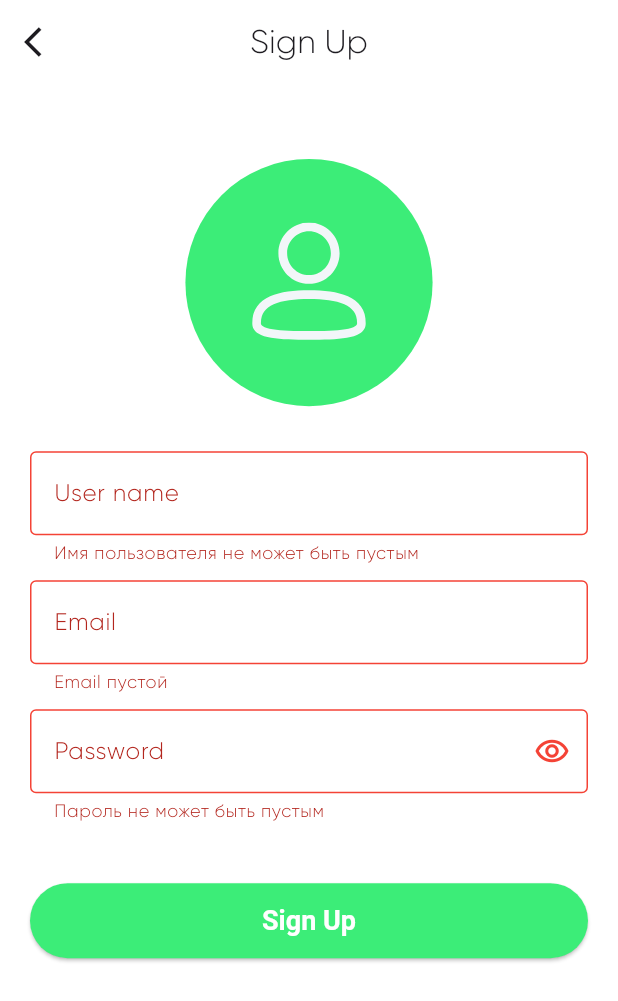
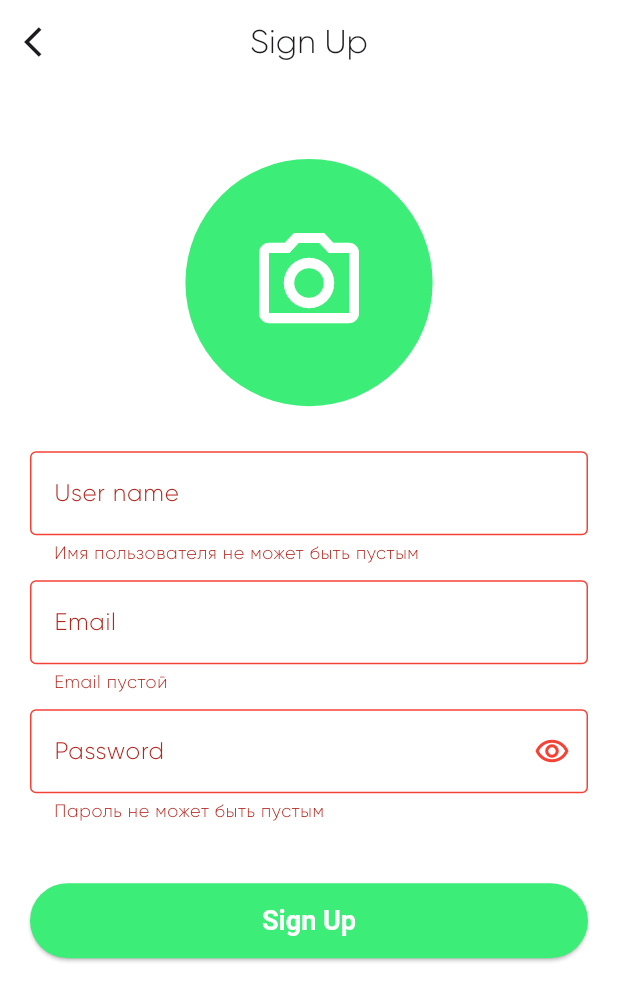
Before and after one commit to RealCart/Chat-app, a Flutter app: the SignUp screen opened by its route, after a tap on "Sign Up", on a phone screen of 412 x 824 dp. Shown: the top 1001 px of the screen. Run offline on Flutter 3.47's test engine with Material 3 defaults, Android fonts, the phone set to English and light mode, and no system bars; drawn by our look-alikes of toastification; our stand-ins replace cloud_firestore, dartz, firebase_auth, firebase_core, firebase_database, flutter_bloc and 6 more; accounts and stored records are empty; network calls fail.

```diff
--- a/lib/core/routes/app_router.dart
+++ b/lib/core/routes/app_router.dart
@@ -58,7 +58,7 @@ class AppRouter {
             transitionsBuilder: _buildSlideTransition,
           );
         },
-      )
+      ),
     ],
     redirect: (context, state) {
       final userAuthenticated = sl<fbAuth.FirebaseAuth>().currentUser != null;
--- a/lib/core/routes/app_routes.dart
+++ b/lib/core/routes/app_routes.dart
@@ -2,7 +2,8 @@ enum AppRoutes {
   signIn('/signIn'),
   signUp('/signUp'),
   userList('/userList'),
-  chatPage('/chatPage/:uid');
+  chatPage('/chatPage/:uid'),
+  profile('/profile');
 
   const AppRoutes(this.route);
 
--- a/lib/domain/usecases/get_current_user_usecase.dart
+++ b/lib/domain/usecases/get_current_user_usecase.dart
@@ -6,7 +6,7 @@ class GetCurrentUserUsecase {
 
   final UserListRepository repository;
 
-  Future<UserEntity> call() {
-    return repository.getCurrentUser();
+  Future<UserEntity> call() async {
+    return await repository.getCurrentUser();
   }
 }
--- /dev/null
+++ b/lib/presentation/bloc/profile_bloc/profile_event.dart
@@ -0,0 +1,6 @@
+part of 'profile_bloc.dart';
+
+@immutable
+sealed class ProfileEvent {}
+
+class GetUserEvent extends ProfileEvent {}
--- a/lib/presentation/pages/auth_page/sign_up.dart
+++ b/lib/presentation/pages/auth_page/sign_up.dart
@@ -10,8 +10,8 @@ import 'package:chat_app/presentation/widgets/password_field.dart';
 import 'package:chat_app/service_locator.dart';
 import 'package:flutter/material.dart';
 import 'package:flutter_bloc/flutter_bloc.dart';
-import 'package:flutter_svg/flutter_svg.dart';
 import 'package:go_router/go_router.dart';
+import 'package:toastification/toastification.dart';
 
 class SignUp extends StatefulWidget {
   SignUp({super.key});
@@ -63,10 +63,11 @@ class _SignUpState extends State<SignUp> {
             }
 
             if (state is SignUpErrorSatate) {
-              ScaffoldMessenger.of(context).showSnackBar(
-                SnackBar(
-                  content: Text(state.errorMessage),
-                ),
+              toastification.show(
+                context: context,
+                title: Text(state.errorMessage),
+                autoCloseDuration: Duration(seconds: 3),
+                type: ToastificationType.error,
               );
             }
 
@@ -93,16 +94,23 @@ class _SignUpState extends State<SignUp> {
                         setState(() => pickedImage = file);
                       }
                     },
+                    onDoubleTap: () {
+                      if (pickedImage != null) {
+                        setState(() {
+                          pickedImage = null;
+                        });
+                      }
+                    },
                     child: CircleAvatar(
                       radius: MediaQuery.of(context).size.width * 0.20,
                       backgroundColor: AppColors.green,
                       backgroundImage:
                           pickedImage != null ? FileImage(pickedImage!) : null,
                       child: pickedImage == null
-                          ? SvgPicture.asset(
-                              "assets/icons/user.svg",
-                              width: 80.0,
-                              height: 80.0,
+                          ? Icon(
+                              Icons.camera_alt_outlined,
+                              color: AppColors.white,
+                              size: 80.0,
                             )
                           : null,
                     ),
--- a/lib/presentation/pages/user_list_page/user_list_page.dart
+++ b/lib/presentation/pages/user_list_page/user_list_page.dart
@@ -10,10 +10,10 @@ import 'package:chat_app/presentation/widgets/circular_progress.dart';
 import 'package:chat_app/presentation/widgets/text_search_field.dart';
 import 'package:chat_app/presentation/widgets/user_avatar.dart';
 import 'package:chat_app/service_locator.dart';
+import 'package:firebase_auth/firebase_auth.dart' as fbAuth;
 import 'package:flutter/material.dart';
 import 'package:flutter_bloc/flutter_bloc.dart';
 
-import 'package:firebase_auth/firebase_auth.dart' as fbAuth;
 import 'package:go_router/go_router.dart';
 
 class UserListPage extends StatefulWidget {
@@ -100,8 +100,8 @@ class _UserListPageState extends State<UserListPage> {
                             vertical: 10.0,
                           ),
                           child: GestureDetector(
-                            onTap: () {
-                              sl<fbAuth.FirebaseAuth>().signOut();
+                            onTap: () async {
+                              await sl<fbAuth.FirebaseAuth>().signOut();
                               context.goNamed(AppRoutes.signIn.name);
                             },
                             child: UserAvatar(
--- a/lib/presentation/widgets/password_field.dart
+++ b/lib/presentation/widgets/password_field.dart
@@ -22,7 +22,6 @@ class _PasswordFieldState extends State<PasswordField> {
 
   @override
   void dispose() {
-    widget.passwordController.dispose();
     super.dispose();
   }
 
--- a/pubspec.yaml
+++ b/pubspec.yaml
@@ -25,6 +25,7 @@ dependencies:
   intl: ^0.20.2
   sqflite: ^2.4.2
   path: ^1.9.1
+  toastification: ^3.0.2
 
 
 dev_dependencies:
```
Also changed, not shown: lib/main.dart (+8 -5 lines), lib/presentation/bloc/profile_bloc/profile_bloc.dart (added, +25 -0 lines), lib/presentation/bloc/profile_bloc/profile_state.dart (added, +20 -0 lines), lib/presentation/pages/auth_page/sign_in.dart (+19 -5 lines), lib/presentation/pages/chat_page/chat_page.dart (+20 -5 lines), pubspec.lock, 4 other files.
